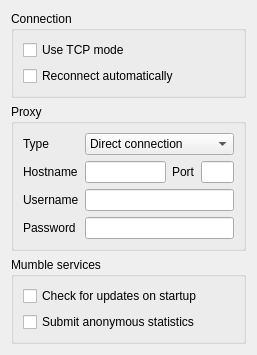
mumble-voip/mumble, file src/mumble/NetworkConfig.ui: the form before one commit.
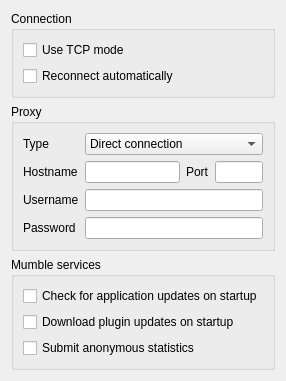
The form after the commit.

Commit message: Automatically download updated plugins

Patch:
```diff
--- a/src/mumble/NetworkConfig.ui
+++ b/src/mumble/NetworkConfig.ui
@@ -6,8 +6,8 @@
    <rect>
     <x>0</x>
     <y>0</y>
-    <width>257</width>
-    <height>328</height>
+    <width>283</width>
+    <height>361</height>
    </rect>
   </property>
   <property name="windowTitle">
@@ -251,7 +251,20 @@
          <string>This will check for new releases of Mumble every time you start the program, and notify you if one is available.</string>
         </property>
         <property name="text">
-         <string>Check for updates on startup</string>
+         <string>Check for application updates on startup</string>
+        </property>
+       </widget>
+      </item>
+      <item>
+       <widget class="QCheckBox" name="qcbPluginUpdate">
+        <property name="toolTip">
+         <string>Check for new releases of plugins automatically.</string>
+        </property>
+        <property name="whatsThis">
+         <string>This will check for new releases of plugins every time you start the program, and download them automatically.</string>
+        </property>
+        <property name="text">
+         <string>Download plugin updates on startup</string>
         </property>
        </widget>
       </item>
```
The commit also changes 8 other files.
